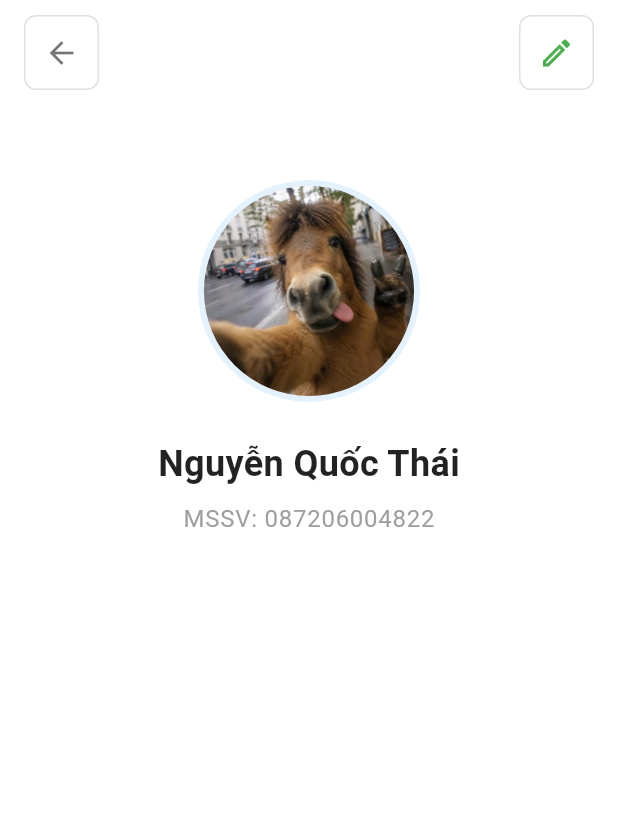
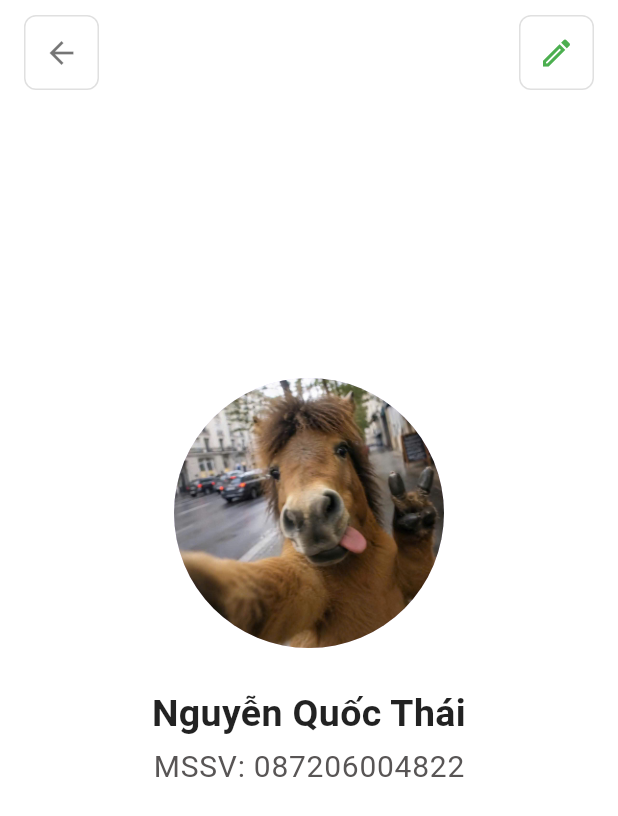
Before and after one commit to quocthai3006/Tuan_01_LTTBDD, a Flutter app: the screen it shows after launch, on a phone screen of 412 x 824 dp. Shown: the top 816 px of the screen. Run offline on Flutter 3.47's test engine with Material 3 defaults, Android fonts, the phone set to English and light mode, and no system bars.

Commit message:
cap nhap lan 2

```diff
--- a/lib/main.dart
+++ b/lib/main.dart
@@ -60,49 +60,43 @@ class ProfilePage extends StatelessWidget {
               ),
 
               // Khoảng cách từ thanh điều hướng xuống ảnh đại diện
-              const SizedBox(height: 60),
+              const Spacer(flex: 2),
 
               // 2. Ảnh đại diện hình tròn (CircleAvatar)
               Center(
-                child: Container(
-                  padding: const EdgeInsets.all(4), // Tạo viền ngoài nhẹ
-                  decoration: BoxDecoration(
-                    color: Colors.blue.shade50,
-                    shape: BoxShape.circle,
-                  ),
                   child: const CircleAvatar(
-                    radius: 70, // Độ lớn của ảnh đại diện
-                    // Thay link ảnh bằng ảnh bất kỳ bạn muốn hoặc dùng NetworkImage mẫu dưới đây
+                    radius: 90, // Độ lớn của ảnh đại diện
                     backgroundImage: AssetImage('assets/images/ngua.jpg'),
                   ),
-                ),
               ),
 
               // Khoảng cách giữa ảnh và Tên
-              const SizedBox(height: 24),
+              const SizedBox(height: 26),
 
               // 3. Hiển thị Tên (Chữ đậm)
               const Text(
                 'Nguyễn Quốc Thái',
+                textAlign: TextAlign.center,
                 style: TextStyle(
-                  fontSize: 24,
+                  fontSize: 25,
                   fontWeight: FontWeight.bold,
                   color: Colors.black87,
                 ),
               ),
 
               // Khoảng cách nhỏ giữa Tên và MSSV
-              const SizedBox(height: 8),
+              const SizedBox(height: 3),
 
               // 4. Hiển thị Mã số sinh viên
               const Text(
                 'MSSV: 087206004822',
                 style: TextStyle(
-                  fontSize: 16,
-                  color: Colors.grey,
+                  fontSize: 20,
+                  color: Color.fromARGB(255, 88, 85, 85),
                   letterSpacing: 0.5,
                 ),
               ),
+              const Spacer(flex: 3),
             ],
           ),
         ),
```
